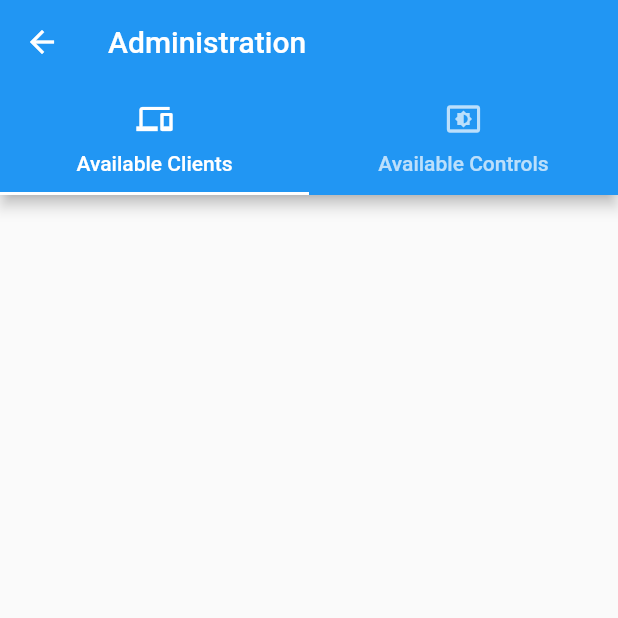
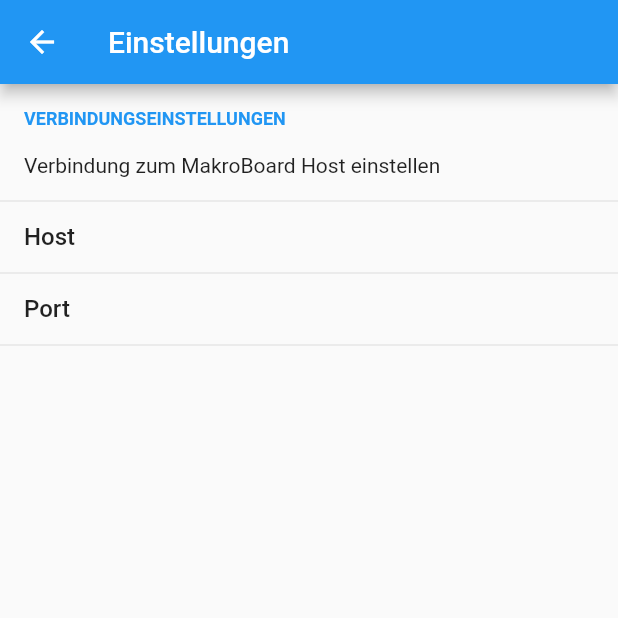
Before and after one commit to MakroBoard/MakroBoard, a Flutter app: the HomePage screen opened by its route, after a tap on the "settings" icon, on a phone screen of 412 x 824 dp, the top half of it. Run offline on Flutter 3.47's test engine with Material 2 defaults, Android fonts, the light colour scheme and no system bars; drawn by our look-alikes of flutter_settings_screens; our stand-ins replace flutter_modular; missing offline and left inert: signalr_core; statements that could not run were skipped.

Commit message:
Add Settings Screen

```diff
--- a/makro_board_client/lib/app_module.dart
+++ b/makro_board_client/lib/app_module.dart
@@ -3,6 +3,7 @@ import 'package:flutter/widgets.dart';
 import 'package:flutter_modular/flutter_modular.dart';
 import 'package:makro_board_client/guards/auth_guard.dart';
 import 'package:makro_board_client/pages/config_page.dart';
+import 'package:makro_board_client/pages/settings_page.dart';
 import 'package:makro_board_client/pages/select_server_page.dart';
 import 'package:makro_board_client/pages/login_page.dart';
 import 'package:makro_board_client/pages/splash_screen.dart';
@@ -30,6 +31,7 @@ class AppModule extends Module {
     ChildRoute('/home', child: (_, __) => HomePage(key: UniqueKey()), guards: [AuthGuard()]),
     ChildRoute('/config', child: (_, __) => ConfigPage(key: UniqueKey())),
     ChildRoute('/login', child: (_, __) => LoginPage(key: UniqueKey())),
+    ChildRoute('/settings', child: (_, __) => SettingsPage(key: UniqueKey())),
   ];
 
   // add your main widget here
--- a/makro_board_client/lib/main.dart
+++ b/makro_board_client/lib/main.dart
@@ -1,3 +1,5 @@
+// @dart=2.9
+
 import 'dart:io';
 
 import 'package:flutter/material.dart';
@@ -13,7 +15,7 @@ void main() {
 
 class MyHttpOverrides extends HttpOverrides {
   @override
-  HttpClient createHttpClient(SecurityContext? context) {
+  HttpClient createHttpClient(SecurityContext context) {
     final HttpClient client = super.createHttpClient(context)
       ..maxConnectionsPerHost = 5
       ..badCertificateCallback = (X509Certificate cert, String host, int port) => true;
--- a/makro_board_client/lib/pages/select_server_page.dart
+++ b/makro_board_client/lib/pages/select_server_page.dart
@@ -1,9 +1,9 @@
 import 'package:flutter/material.dart';
 import 'package:flutter/services.dart';
 import 'package:flutter_modular/flutter_modular.dart';
+import 'package:flutter_settings_screens/flutter_settings_screens.dart';
 import 'package:makro_board_client/provider/api_provider.dart';
 import 'package:makro_board_client/provider/auth_provider.dart';
-import 'package:shared_preferences/shared_preferences.dart';
 import 'package:url_launcher/url_launcher.dart';
 
 class SelectServerPage extends StatelessWidget {
@@ -38,34 +38,36 @@ class SelectServerPage extends StatelessWidget {
                           decoration: InputDecoration(
                             // border: OutlineInputBorder(),
                             labelText: "Host",
-                            prefix: Text("https://"),
                             prefixIcon: Icon(Icons.dns_outlined),
                           ),
+                          initialValue: Settings.getValue("server_host", "https://"),
                           validator: (value) {
                             if (value == null) {
                               return "Um fortzufahren wird ein Host benötigt.";
                             }
 
-                            if (Uri.tryParse(value) == null) {
+                            var uri = Uri.tryParse(value);
+                            if (uri == null) {
                               return "Der Host \"value\" ist keine gültige URI";
+                            }
+                            if (!uri.isScheme("https")) {
+                              return "Der Host ist kein https-Host";
                             }
                             return null;
                           },
                           onChanged: (value) async {
-                            var prefs = await SharedPreferences.getInstance();
-                            prefs.setString('uribase', "https://" + value);
+                            await Settings.setValue("server_host", "https://" + value);
                           },
                         ),
                         TextFormField(
                           decoration: InputDecoration(
                             // border: OutlineInputBorder(),
                             labelText: "Port",
-                            prefix: Text("https://"),
-                            prefixIcon: Icon(Icons.dns_outlined),
+                            prefixIcon: Icon(Icons.tag),
                           ),
                           keyboardType: TextInputType.number,
+                          initialValue: Settings.getValue("server_port", "5001"),
                           inputFormatters: <TextInputFormatter>[FilteringTextInputFormatter.digitsOnly], // Only number
-                          initialValue: "5001",
                           validator: (value) {
                             if (value == null) {
                               return "Um fortzufahren wird ein Port benötigt.";
@@ -83,8 +85,7 @@ class SelectServerPage extends StatelessWidget {
                             return null;
                           },
                           onChanged: (value) async {
-                            var prefs = await SharedPreferences.getInstance();
-                            prefs.setInt('port', int.parse(value));
+                            await Settings.setValue("server_port", value);
                           },
                         ),
                         ButtonBar(
@@ -94,12 +95,11 @@ class SelectServerPage extends StatelessWidget {
                               // onPressed: () => Modular.to.navigate('/login'),
                               onPressed: () async {
                                 if (_loginFormKey.currentState!.validate()) {
-                                  var prefs = await SharedPreferences.getInstance();
-                                  var serverUriString = prefs.getString('uribase');
-                                  var port = prefs.getInt('port') ?? 5001;
-                                  var serverUri = Uri.parse(serverUriString!);
+                                  var port = int.parse(Settings.getValue("server_port", "5001"));
+                                  var serverUriString = Settings.getValue("server_host", "");
+                                  var serverUri = Uri.parse(serverUriString);
                                   serverUri = serverUri.replace(port: port);
-                                  await Modular.get<ApiProvider>().initialize(serverUri);
+                                  if (await Modular.get<ApiProvider>().initialize(serverUri)) {
                                     var isAuthenticated = await Modular.get<AuthProvider>().isAuthenticated();
                                     if (isAuthenticated) {
                                       Modular.to.navigate('/home');
@@ -110,6 +110,7 @@ class SelectServerPage extends StatelessWidget {
                                     // If the form is valid, display a snackbar. In the real world,
                                     // you'd often call a server or save the information in a database.
                                     // ScaffoldMessenger.of(context).showSnackBar(SnackBar(content: Text('Processing Data')));
+                                  }
                                 }
                               },
                               child: Text("Connect"),
--- /dev/null
+++ b/makro_board_client/lib/pages/settings_page.dart
@@ -0,0 +1,56 @@
+import 'package:flutter/material.dart';
+import 'package:flutter_settings_screens/flutter_settings_screens.dart';
+
+class SettingsPage extends StatelessWidget {
+  const SettingsPage({required Key key}) : super(key: key);
+
+  @override
+  Widget build(BuildContext context) {
+    return SettingsScreen(
+      title: "Einstellungen",
+      children: [
+        SettingsGroup(
+          title: "Verbindungseinstellungen",
+          subtitle: "Verbindung zum MakroBoard Host einstellen",
+          children: [
+            TextInputSettingsTile(
+              title: "Host",
+              settingKey: "server_host",
+              validator: (value) {
+                if (value.isEmpty) {
+                  return "Um fortzufahren wird ein Host benötigt.";
+                }
+
+                if (Uri.tryParse(value) == null) {
+                  return "Der Host \"value\" ist keine gültige URI";
+                }
+                return null;
+              },
+            ),
+            TextInputSettingsTile(
+              title: "Port",
+              keyboardType: TextInputType.number,
+              settingKey: "server_port",
+              validator: (value) {
+                if (value.isEmpty) {
+                  return "Um fortzufahren wird ein Port benötigt.";
+                }
+
+                var port = int.parse(value);
+                if (port < 1024) {
+                  return "System Ports dürfen nicht verwendet werden. Min. Port: 1024";
+                }
+
+                if (port > 49151) {
+                  return "Dynamic Ports dürfen nicht verwendet werden. Max. Port: 49151";
+                }
+
+                return null;
+              },
+            ),
+          ],
+        ),
+      ],
+    );
+  }
+}
--- a/makro_board_client/lib/pages/splash_screen.dart
+++ b/makro_board_client/lib/pages/splash_screen.dart
@@ -1,9 +1,9 @@
 import 'package:flutter/foundation.dart';
 import 'package:flutter/material.dart';
+import 'package:flutter_settings_screens/flutter_settings_screens.dart';
 import 'package:flutter_modular/flutter_modular.dart';
 import 'package:makro_board_client/provider/api_provider.dart';
 import 'package:makro_board_client/provider/auth_provider.dart';
-import 'package:shared_preferences/shared_preferences.dart';
 
 class SplashScreen extends StatefulWidget {
   @override
@@ -18,14 +18,16 @@ class _SplashScreenState extends State<SplashScreen> {
   }
 
   void initialize() async {
+    await Settings.init();
+
     Uri? serverUri;
+
     if (kIsWeb) {
       serverUri = Uri.base;
     } else {
-      SharedPreferences prefs = await SharedPreferences.getInstance();
-      var serverUriString = prefs.getString('uribase');
-      if (serverUriString != null) {
-        var port = prefs.getInt('port') ?? 5001;
+      var serverUriString = Settings.getValue<String>("server_host", "");
+      if (serverUriString.isNotEmpty) {
+        var port = int.parse(Settings.getValue("server_port", "5001"));
         serverUri = Uri.tryParse(serverUriString);
         if (serverUri != null) {
           serverUri = serverUri.replace(port: port);
--- a/makro_board_client/lib/provider/api_provider.dart
+++ b/makro_board_client/lib/provider/api_provider.dart
@@ -4,8 +4,9 @@ import 'dart:developer';
 import 'dart:io';
 
 import 'package:flutter_modular/flutter_modular.dart';
+import 'package:flutter_settings_screens/flutter_settings_screens.dart';
 import 'package:http/http.dart' as http;
-import 'package:shared_preferences/shared_preferences.dart';
+
 import 'package:signalr_core/signalr_core.dart';
 import 'package:makro_board_client/models/Control.dart';
 import 'package:makro_board_client/models/Plugin.dart';
@@ -84,12 +85,9 @@ class ApiProvider {
 
   void _onAddOrUpdateToken(tokens) async {
     for (var newToken in tokens!) {
-      SharedPreferences prefs = await SharedPreferences.getInstance();
       var newTokenString = newToken.toString();
-      var setToken = await prefs.setString('token', newTokenString);
-      if (setToken) {
-        streamTokenController.add(newTokenString);
-      }
+      await Settings.setValue("server_token", newTokenString);
+      streamTokenController.add(newTokenString);
     }
   }
 
@@ -134,11 +132,11 @@ class ApiProvider {
   Future<bool> isAuthenticated() async {
     // return false;
     try {
-      SharedPreferences prefs = await SharedPreferences.getInstance();
-      String? authToken = prefs.getString('token');
-      if (authToken == null) {
+      var authToken = Settings.getValue("server_token", "");
+      if (authToken.isEmpty) {
         return false;
       }
+
       var response = await http.get(
         _serverUri!.replace(path: checkTokenUrl),
         headers: <String, String>{
--- a/makro_board_client/lib/widgets/WmskAppBar.dart
+++ b/makro_board_client/lib/widgets/WmskAppBar.dart
@@ -3,17 +3,27 @@ import 'package:flutter_modular/flutter_modular.dart';
 
 class WmskAppBar {
   final String title;
-  final bool showSettings;
-  const WmskAppBar({required this.title, this.showSettings = true});
+  final bool showAdminPanel;
+  const WmskAppBar({required this.title, this.showAdminPanel = true});
 
   AppBar getAppBar(BuildContext context) {
     return AppBar(
       title: Text(title),
       actions: [
-        if (showSettings)
+        TextButton(
+          child: const Icon(
+            Icons.settings,
+            size: 24,
+            color: Colors.white,
+          ),
+          onPressed: () => Modular.to.pushNamed(
+            '/settings',
+          ),
+        ),
+        if (showAdminPanel)
           TextButton(
             child: const Icon(
-              Icons.settings,
+              Icons.admin_panel_settings,
               size: 24,
               color: Colors.white,
             ),
--- a/makro_board_client/pubspec.yaml
+++ b/makro_board_client/pubspec.yaml
@@ -27,12 +27,12 @@ dependencies:
   # Use with the CupertinoIcons class for iOS style icons.
   cupertino_icons: ^1.0.2
   flutter_modular: ^3.0.2
-  shared_preferences: ^2.0.5
   http: ^0.13.1
   intl: ^0.17.0
   signalr_core: ^1.1.0
   provider: ^5.0.0
   url_launcher: ^6.0.3
+  flutter_settings_screens: ^0.2.2+1
 
 dev_dependencies:
   flutter_test:
```
Also changed, not shown: makro_board_client/pubspec.lock. Lines whose indentation alone changed are shown as unchanged.
